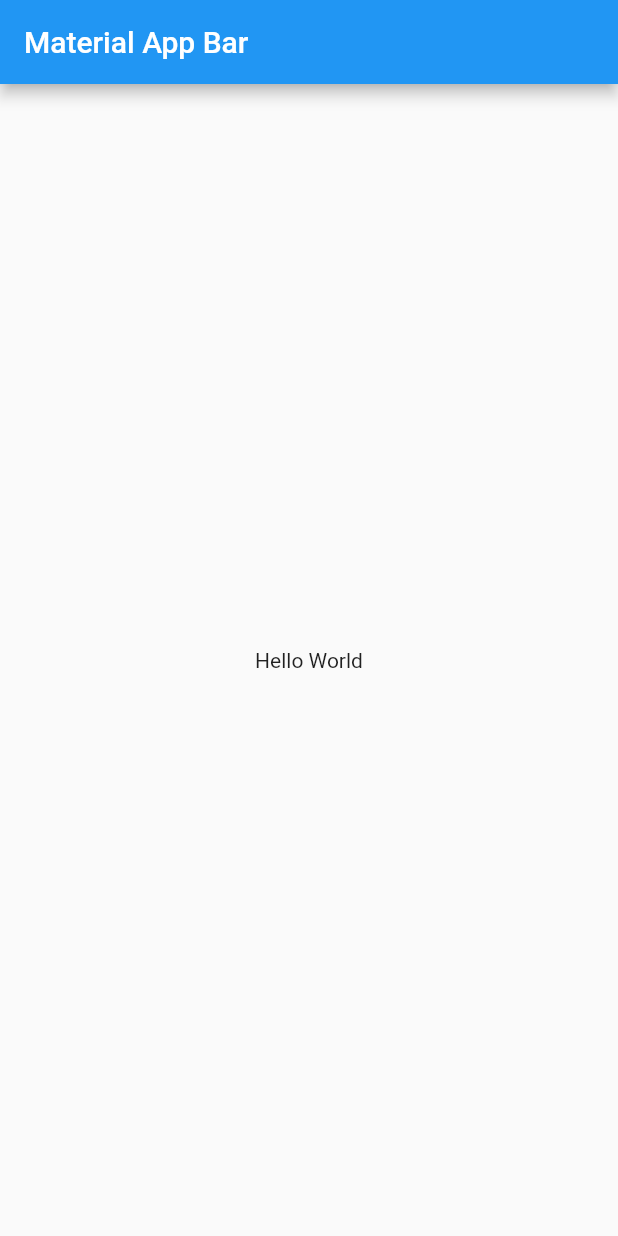
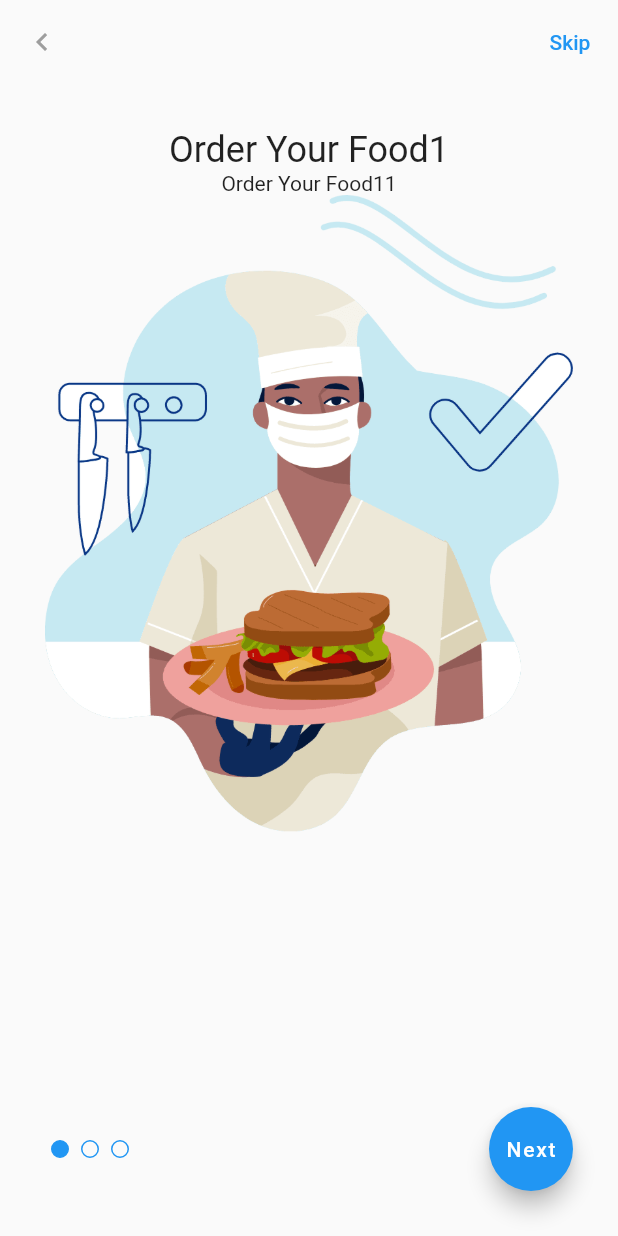
Before and after one commit to taydinadnan/state_management, a Flutter app: the screen it shows after launch, on a phone screen of 412 x 824 dp. Run offline on Flutter 3.47's test engine with Material 2 defaults, Android fonts, the phone set to English and light mode, and no system bars.

Commit message:
Onboard page, app management cycle

```diff
--- /dev/null
+++ b/lib/feature/onboard/on_board_view.dart
@@ -0,0 +1,100 @@
+import 'package:flutter/material.dart';
+import 'package:flutter/services.dart';
+import 'package:state_management_in_life/feature/onboard/onboard_model.dart';
+import 'package:state_management_in_life/feature/onboard/tab_indicator.dart';
+import 'package:state_management_in_life/product/padding/page_padding.dart';
+
+import '../../product/widget/onboard_card.dart';
+
+class OnBoardView extends StatefulWidget {
+  const OnBoardView({Key? key}) : super(key: key);
+
+  @override
+  State<OnBoardView> createState() => _OnBoardViewState();
+}
+
+class _OnBoardViewState extends State<OnBoardView> {
+  final String _skipTile = 'Skip';
+  int _selectedIndex = 0;
+
+  @override
+  void initState() {
+    super.initState();
+  }
+
+  void _incrementAndChange() {
+    if (_selectedIndex == OnBoardModels.onBoardItems.length - 1) {
+      return;
+    }
+    _incrementSelectedPage();
+  }
+
+  void _incrementSelectedPage() {
+    setState(() {
+      _selectedIndex++;
+    });
+  }
+
+  @override
+  Widget build(BuildContext context) {
+    return Scaffold(
+      appBar: _appBar(),
+      body: Padding(
+        padding: const PagePadding.all(),
+        child: Column(
+          children: [
+            Expanded(
+              child: _pageViewItems(),
+            ),
+            Row(
+              mainAxisAlignment: MainAxisAlignment.spaceBetween,
+              children: [
+                TabIndicator(
+                  selectedIndex: _selectedIndex,
+                ),
+                _nextButton()
+              ],
+            )
+          ],
+        ),
+      ),
+    );
+  }
+
+  AppBar _appBar() {
+    return AppBar(
+      backgroundColor: Colors.transparent,
+      elevation: 0,
+      //status bar color
+      systemOverlayStyle: SystemUiOverlayStyle.dark,
+      actions: [
+        TextButton(
+          onPressed: () {},
+          child: Text(_skipTile),
+        ),
+      ],
+      leading: IconButton(
+        onPressed: () {},
+        icon: const Icon(Icons.chevron_left_outlined, color: Colors.grey),
+      ),
+    );
+  }
+
+  PageView _pageViewItems() {
+    return PageView.builder(
+      itemCount: OnBoardModels.onBoardItems.length,
+      itemBuilder: (context, index) {
+        return OnBoardCard(model: OnBoardModels.onBoardItems[index]);
+      },
+    );
+  }
+
+  FloatingActionButton _nextButton() {
+    return FloatingActionButton(
+      onPressed: () {
+        _incrementAndChange();
+      },
+      child: Text('Next'),
+    );
+  }
+}
--- /dev/null
+++ b/lib/feature/onboard/onboard_model.dart
@@ -0,0 +1,21 @@
+// ignore_for_file: public_member_api_docs, sort_constructors_first
+class OnBoardModel {
+  final String title;
+  final String description;
+  final String imageName;
+  OnBoardModel(
+    this.title,
+    this.description,
+    this.imageName,
+  );
+
+  String get imageWithPath => 'asset/images/$imageName.png';
+}
+
+class OnBoardModels {
+  static final List<OnBoardModel> onBoardItems = [
+    OnBoardModel('Order Your Food1', "Order Your Food11", "ic_chef"),
+    OnBoardModel('Order Your Food2', "Order Your Food22", "ic_delivery"),
+    OnBoardModel('Order Your Food3', "Order Your Food33", "ic_door"),
+  ];
+}
--- /dev/null
+++ b/lib/feature/onboard/tab_indicator.dart
@@ -0,0 +1,39 @@
+import 'package:flutter/material.dart';
+
+import 'onboard_model.dart';
+
+class TabIndicator extends StatefulWidget {
+  TabIndicator({Key? key, required this.selectedIndex}) : super(key: key);
+
+  final int selectedIndex;
+
+  @override
+  State<TabIndicator> createState() => _TabIndicatorState();
+}
+
+class _TabIndicatorState extends State<TabIndicator>
+    with SingleTickerProviderStateMixin {
+  late final TabController _tabController;
+
+  @override
+  void didUpdateWidget(covariant TabIndicator oldWidget) {
+    super.didUpdateWidget(oldWidget);
+    if (oldWidget.selectedIndex != widget.selectedIndex) {
+      _tabController.animateTo(widget.selectedIndex);
+    }
+  }
+
+  @override
+  void initState() {
+    super.initState();
+    _tabController =
+        TabController(length: OnBoardModels.onBoardItems.length, vsync: this);
+  }
+
+  @override
+  Widget build(BuildContext context) {
+    return TabPageSelector(
+      controller: _tabController,
+    );
+  }
+}
--- a/lib/main.dart
+++ b/lib/main.dart
@@ -1,4 +1,5 @@
 import 'package:flutter/material.dart';
+import 'package:state_management_in_life/feature/onboard/on_board_view.dart';
 
 void main() => runApp(const MyApp());
 
@@ -7,16 +8,10 @@ class MyApp extends StatelessWidget {
 
   @override
   Widget build(BuildContext context) {
-    return MaterialApp(
+    return const MaterialApp(
+      debugShowCheckedModeBanner: false,
       title: 'Material App',
-      home: Scaffold(
-        appBar: AppBar(
-          title: const Text('Material App Bar'),
-        ),
-        body: const Center(
-          child: Text('Hello World'),
-        ),
-      ),
+      home: OnBoardView(),
     );
   }
 }
--- /dev/null
+++ b/lib/product/padding/page_padding.dart
@@ -0,0 +1,5 @@
+import 'package:flutter/material.dart';
+
+class PagePadding extends EdgeInsets {
+  const PagePadding.all() : super.all(30);
+}
--- /dev/null
+++ b/lib/product/widget/onboard_card.dart
@@ -0,0 +1,22 @@
+import 'package:flutter/material.dart';
+import 'package:state_management_in_life/feature/onboard/onboard_model.dart';
+
+class OnBoardCard extends StatelessWidget {
+  const OnBoardCard({Key? key, required this.model}) : super(key: key);
+
+  final OnBoardModel model;
+
+  @override
+  Widget build(BuildContext context) {
+    return Column(
+      children: [
+        Text(
+          model.title,
+          style: Theme.of(context).textTheme.headline5,
+        ),
+        Text(model.description),
+        Image.asset(model.imageWithPath),
+      ],
+    );
+  }
+}
```
